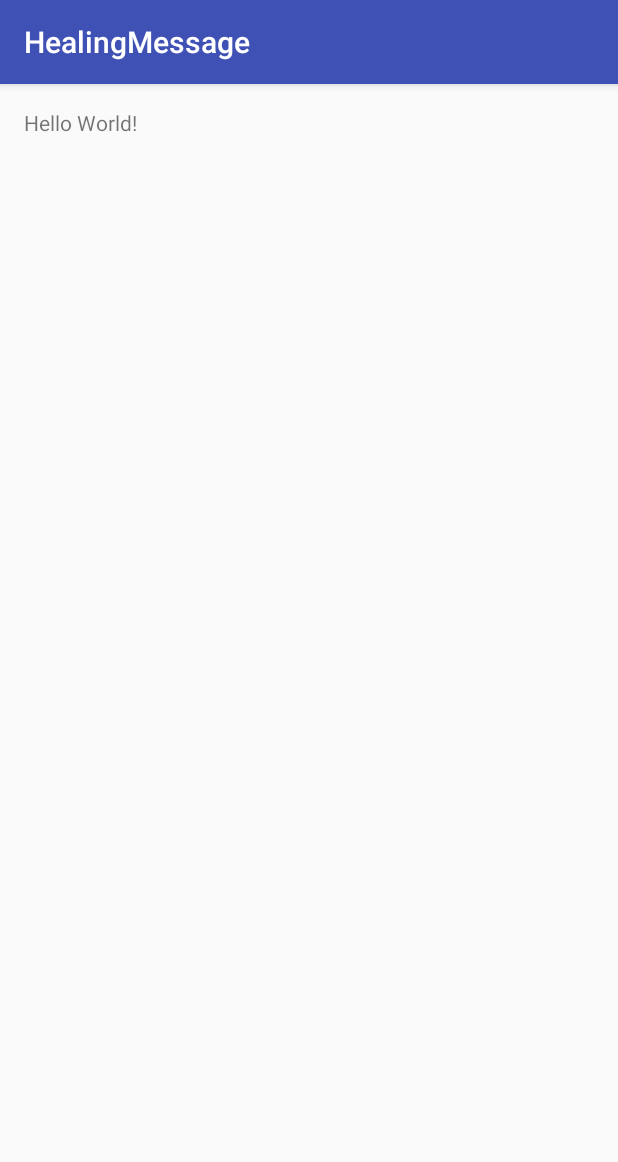
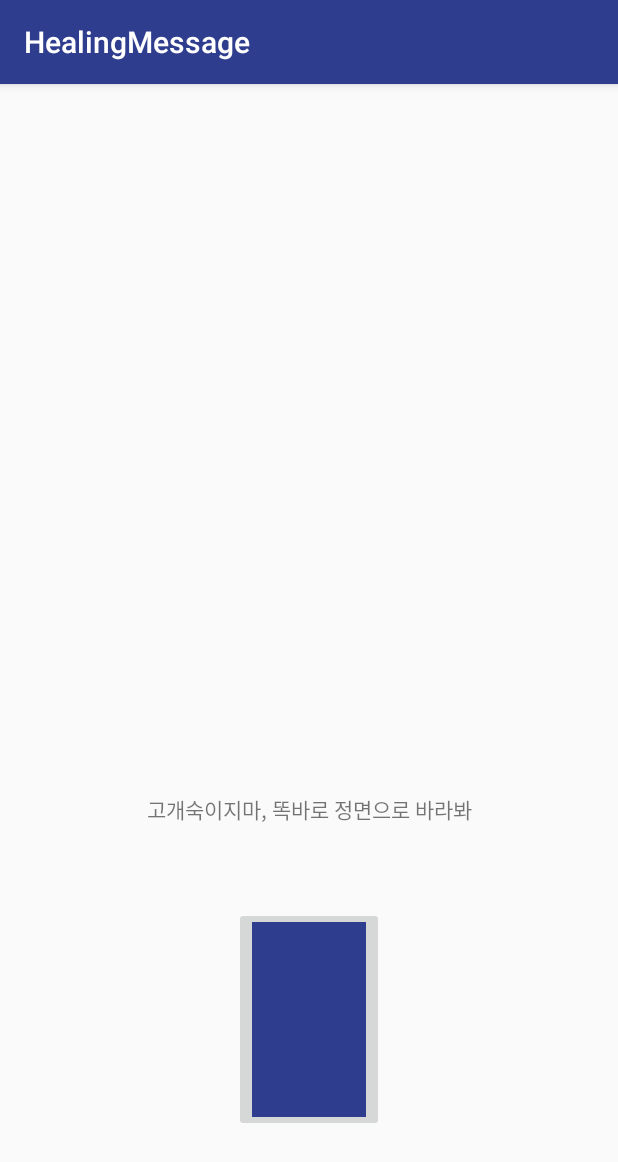
Before and after one commit to parksodam0328/HealingMessage, an Android app: the screen it shows after launch (MainActivity before the commit, LoginActivity after it), on a phone screen of 412 x 824 dp. Shown: the top 1162 px of the screen. Run offline under Robolectric (Android 15) with nearby library versions, the light colour scheme and no system bars.

Commit message:
LoginActivity 기분이 좋아지는 메세지 자동으로 랜덤 출력

```diff
--- a/app/src/main/AndroidManifest.xml
+++ b/app/src/main/AndroidManifest.xml
@@ -8,14 +8,15 @@
         android:label="@string/app_name"
         android:supportsRtl="true"
         android:theme="@style/AppTheme">
-        <activity android:name=".MainActivity">
+        <activity android:name=".LoginActivity">
             <intent-filter>
                 <action android:name="android.intent.action.MAIN" />
 
                 <category android:name="android.intent.category.LAUNCHER" />
             </intent-filter>
         </activity>
-        <activity android:name=".LoginActivity"></activity>
+        <activity android:name=".MainActivity"></activity>
+
     </application>
 
 </manifest>
--- a/app/src/main/java/kr/hs/emirim/parksodam/healingmessage/LoginActivity.java
+++ b/app/src/main/java/kr/hs/emirim/parksodam/healingmessage/LoginActivity.java
@@ -1,13 +1,69 @@
 package kr.hs.emirim.parksodam.healingmessage;
 
+import android.os.Handler;
+import android.os.Message;
 import android.support.v7.app.AppCompatActivity;
 import android.os.Bundle;
+import android.util.Log;
+import android.widget.TextView;
+
+import java.util.logging.LogRecord;
 
 public class LoginActivity extends AppCompatActivity {
+    String[] word = {"삶이 있는 한 희망은 있어 -키케로", "잘했어", "오늘 하루도 수고했어", "힘내!", "오늘은 내일을 위한 첫걸음",
+            "진정으로 웃으려면 고통을 참아야하며, 나아가 고통을 즐길 줄 알아야 해 -찰리 채플린", "피할 수 없으면 즐겨라!", "내일은 내일의 태양이 뜬다",
+            "넌 말이야 네 생각보다 괜찮은 사람이야", "누가 뭐라하던 너는 너야", "무엇보다 중요한건 네 자신을 사랑하는 거야",
+            "넌 꼭 성공할거야", "지금 안된 건 더 좋은 일이 있을거라는거야", "괜찮아", "고개숙이지마, 똑바로 정면으로 바라봐", "우리는 행복하기 위해 세상에 왔어 -류시화",
+            "힘들땐 모두 울어서 떠내려보내는 것도 좋아", "내가 너의 이야기를 들어줄게", "걱정마", "너의 나무는 아직 자라는 중이야", "수고했어! 고마워!",
+            "힘내 너는 아름다우니까"};
 
+    int word_random;
+    TextView word_text;
+    Handler handler = new Handler();
+
+    String TAG = "Handler";
     @Override
     protected void onCreate(Bundle savedInstanceState) {
         super.onCreate(savedInstanceState);
         setContentView(R.layout.activity_login);
+        word_text = (TextView) findViewById(R.id.word_text);
+        word_text.setText(word[word_random]);
+
+        //TextChangeThread thread = new TextChangeThread();
+        // thread.setDaemon(true);
+        //thread.start();
     }
+
+    @Override
+    protected void onStart() {
+        super.onStart();
+        Log.e(TAG,"들어옴");
+        Thread thread = new Thread(new Runnable() {
+            @Override
+            public void run() {
+
+                for (int i = 0; i < 3; i++) {
+                    word_random = (int) (Math.random() * 20);
+                    try {
+                        handler.post(new Runnable() {
+                            @Override
+                            public void run() {
+
+                                word_text.setText(word[word_random]);
+                                Log.e("dkssud", word[word_random]);
+                                //word_text.setText("");
+                            }
+                        });
+                        Thread.sleep(3000);
+
+                    } catch (InterruptedException e) {
+                        e.printStackTrace();
+                    }
+                }
+            }
+        });
+        thread.setDaemon(true);
+        thread.start();
+    }
+
 }
--- a/app/src/main/res/layout/activity_login.xml
+++ b/app/src/main/res/layout/activity_login.xml
@@ -1,5 +1,6 @@
 <?xml version="1.0" encoding="utf-8"?>
 <RelativeLayout xmlns:android="http://schemas.android.com/apk/res/android"
+    xmlns:app="http://schemas.android.com/apk/res-auto"
     xmlns:tools="http://schemas.android.com/tools"
     android:id="@+id/activity_login"
     android:layout_width="match_parent"
@@ -10,4 +11,23 @@
     android:paddingTop="@dimen/activity_vertical_margin"
     tools:context="kr.hs.emirim.parksodam.healingmessage.LoginActivity">
 
+    <ImageButton
+        app:srcCompat="@color/colorPrimary"
+        android:id="@+id/imageButton"
+        android:layout_width="100dp"
+        android:layout_height="150dp"
+        android:layout_alignParentBottom="true"
+        android:layout_centerHorizontal="true"
+        android:layout_marginBottom="53dp"
+        android:onClick="onClick"/>
+
+    <TextView
+        android:text="TextView"
+        android:id="@+id/word_text"
+        android:layout_height="50dp"
+        android:layout_above="@+id/imageButton"
+        android:layout_centerHorizontal="true"
+        android:layout_marginBottom="26dp"
+        android:gravity="center_horizontal"
+        android:layout_width="300dp" />
 </RelativeLayout>
--- a/app/src/main/res/values/colors.xml
+++ b/app/src/main/res/values/colors.xml
@@ -1,6 +1,6 @@
 <?xml version="1.0" encoding="utf-8"?>
 <resources>
-    <color name="colorPrimary">#3F51B5</color>
+    <color name="colorPrimary">#2f3d8e</color>
     <color name="colorPrimaryDark">#303F9F</color>
     <color name="colorAccent">#FF4081</color>
 </resources>
--- a/app/src/main/res/values/strings.xml
+++ b/app/src/main/res/values/strings.xml
@@ -1,3 +1,4 @@
 <resources>
     <string name="app_name">HealingMessage</string>
+    <string name = "profile">Profile</string>
 </resources>
```
Also changed, not shown: app/src/main/java/kr/hs/emirim/parksodam/healingmessage/ProfileActivity.java (added, +24 -0 lines), app/src/main/java/kr/hs/emirim/parksodam/healingmessage/TextChangeThread.java (added, +35 -0 lines), app/src/main/res/layout/activity_profile.xml (added, +56 -0 lines).
